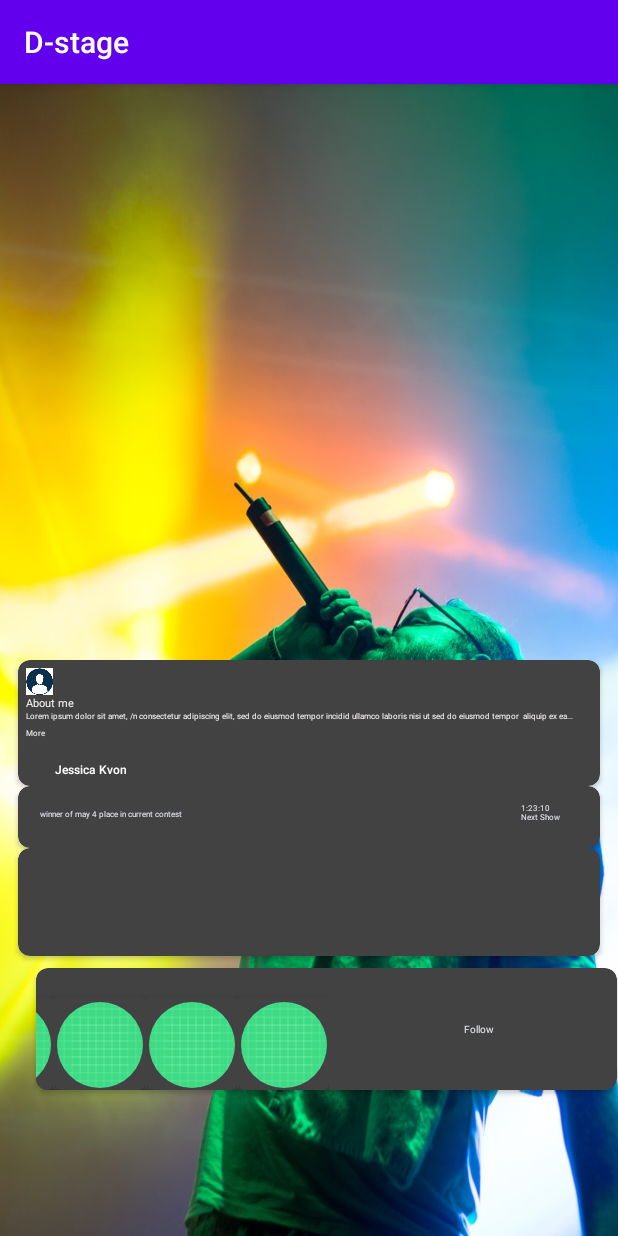
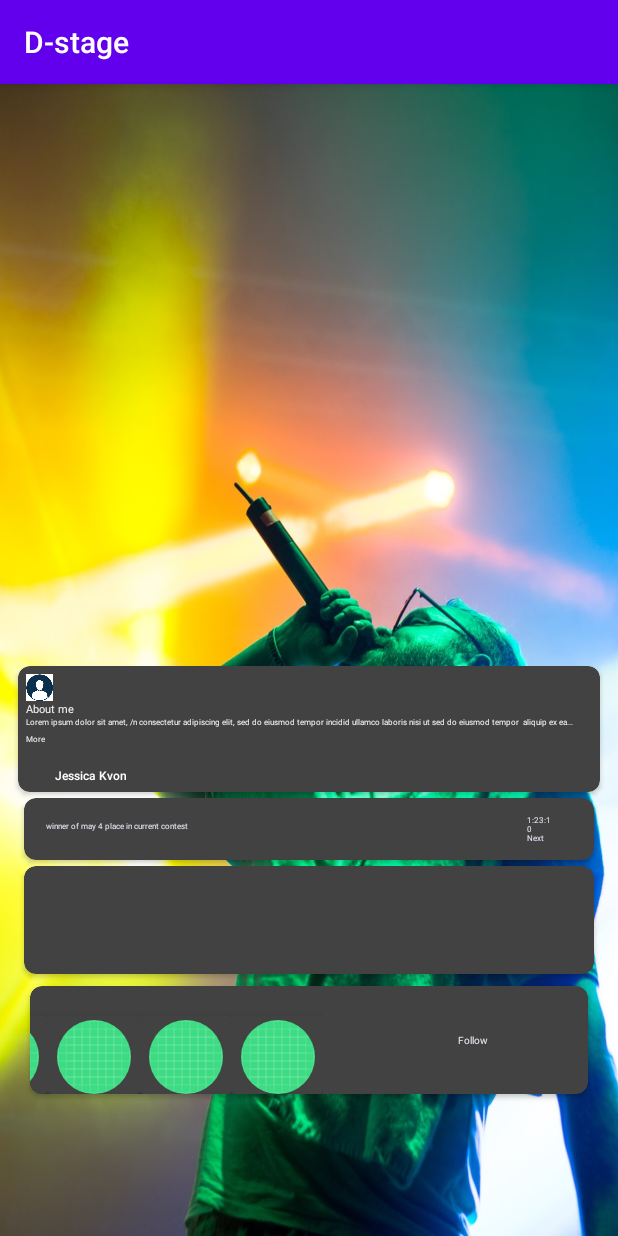
Before and after one commit to guyyaffear/RecyclerView-android, an Android app: the screen it shows after launch (MainActivity), on a phone screen of 412 x 824 dp. Run offline under Robolectric (Android 15) with nearby library versions, the phone set to English and light mode, and no system bars; our stand-ins replace CircleImageView; pictures from the network do not load.

Commit message:
fhinising the viewofthe app

```diff
--- a/Projects/app/src/main/res/layout/activity_main.xml
+++ b/Projects/app/src/main/res/layout/activity_main.xml
@@ -21,6 +21,7 @@
         android:layout_marginHorizontal="12dp"
         android:shadowColor="#000"
         android:shadowDx="0"
+        android:layout_marginTop="4dp"
         android:shadowDy="30"
         android:shadowRadius="50"
         app:cardBackgroundColor="@color/cardview_dark_background"
@@ -99,6 +100,7 @@
     <androidx.cardview.widget.CardView
         android:id="@+id/cardView2"
         android:layout_width="0dp"
+        android:layout_margin="4dp"
         android:layout_height="wrap_content"
         android:layout_marginBottom="4dp"
         android:shadowColor="#000"
@@ -147,6 +149,7 @@
         android:layout_width="0dp"
         android:layout_height="72dp"
         android:shadowColor="#000"
+        android:layout_margin="4dp"
         android:shadowDx="0"
         app:cardBackgroundColor="@color/cardview_dark_background"
         android:shadowDy="30"
@@ -163,7 +166,7 @@
             android:background="@color/cardview_dark_background"
             android:baselineAligned="false"
             android:orientation="horizontal"
-            android:padding="5dp">
+            >
 
             <androidx.recyclerview.widget.RecyclerView
                 android:id="@+id/recycler_view1"
@@ -174,23 +177,24 @@
 
         </LinearLayout>
     </androidx.cardview.widget.CardView>
+
     <androidx.cardview.widget.CardView
-        android:layout_width="387dp"
         android:id="@+id/cardView4"
-        android:layout_height="wrap_content"
+        android:layout_width="0dp"
+        android:layout_margin="8dp"
+        android:layout_height="72dp"
+        android:layout_marginHorizontal="12dp"
         android:layout_marginLeft="12dp"
-        android:layout_marginTop="8dp"
-        android:paddingTop="8dp"
+        android:paddingTop="3dp"
         android:shadowColor="#000"
         android:shadowDx="0"
         android:shadowDy="30"
         android:shadowRadius="50"
         app:cardBackgroundColor="@color/cardview_dark_background"
         app:cardCornerRadius="8dp"
-        app:layout_constraintEnd_toEndOf="parent"
-        app:layout_constraintHorizontal_bias="0.29"
-        app:layout_constraintStart_toStartOf="@+id/cardViewOne"
-        app:layout_constraintTop_toBottomOf="@+id/cardView3">
+        app:layout_constraintEnd_toEndOf="@id/cardViewOne"
+        app:layout_constraintTop_toBottomOf="@id/cardView3"
+        app:layout_constraintStart_toStartOf="@+id/cardViewOne">
 
 
         <RelativeLayout
```
